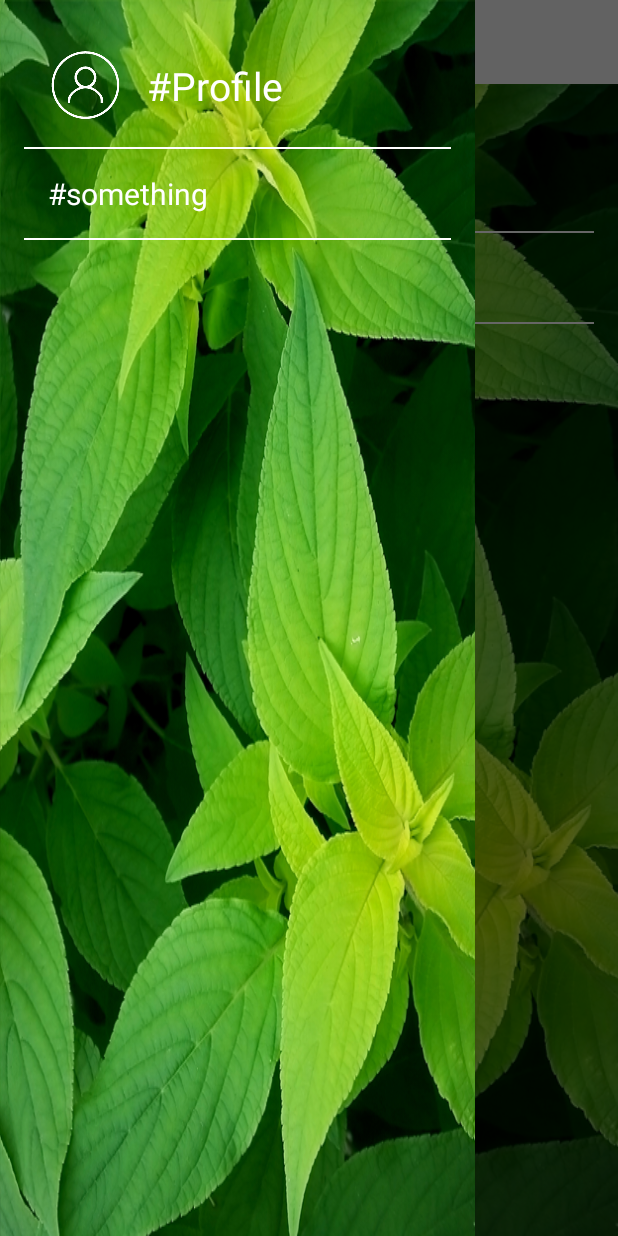
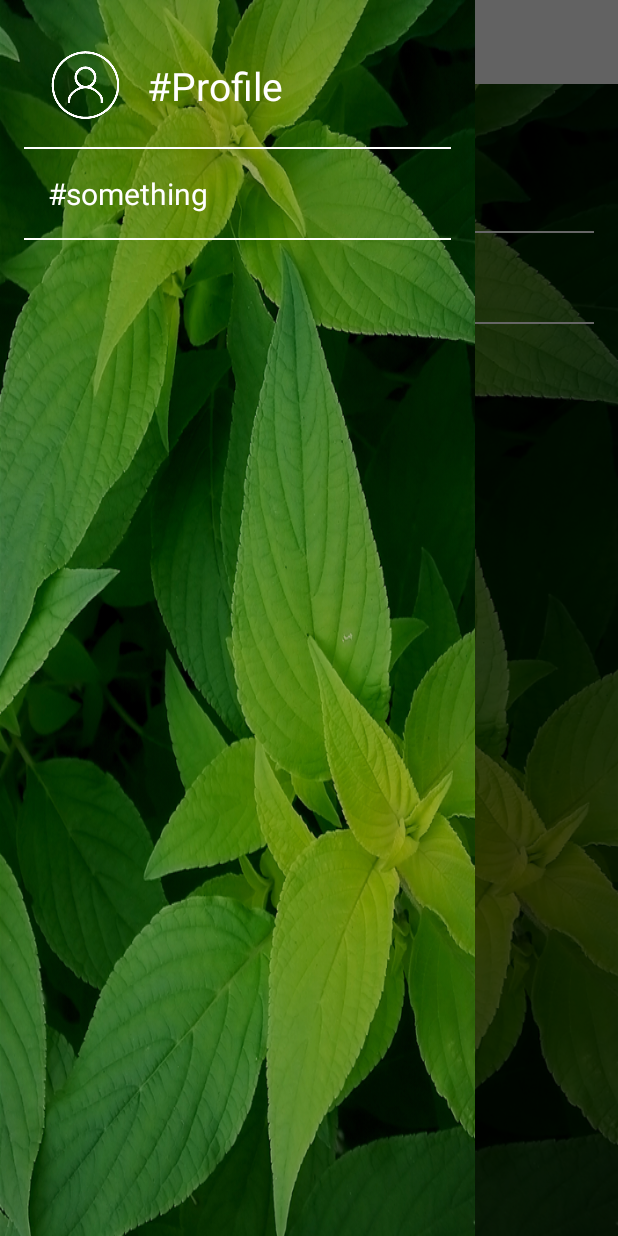
Before and after one commit to thatsmerahul1/android-client, an Android app: the fragment SideNavigationFragment placed in its activity, with the side drawer open, on a phone screen of 412 x 824 dp. Run offline under Robolectric (Android 15) with nearby library versions, the phone set to English and light mode, and no system bars.

```diff
--- a/app/src/main/res/layout/frag_side_navigation.xml
+++ b/app/src/main/res/layout/frag_side_navigation.xml
@@ -3,7 +3,7 @@
     android:orientation="vertical" android:layout_width="match_parent"
     android:layout_height="match_parent"
     android:padding="16dp"
-    android:background="@drawable/side_menu_bkg_original">
+    android:background="@drawable/side_menu_bkg">
 
     <LinearLayout
         android:layout_width="match_parent"
```
Also changed, not shown: app/src/main/res/drawable-hdpi/login_logo.png, app/src/main/res/drawable-hdpi/side_menu_bkg_original.png (deleted), app/src/main/res/drawable-mdpi/login_logo.png (added), app/src/main/res/drawable-mdpi/side_menu_bkg_original.png (deleted), app/src/main/res/mipmap-hdpi/ic_launcher.png, app/src/main/res/mipmap-mdpi/ic_launcher.png, app/src/main/res/mipmap-xhdpi/ic_launcher.png, app/src/main/res/mipmap-xxhdpi/ic_launcher.png, app/src/main/res/mipmap-xxxhdpi/ic_launcher.png (added), 2 other files.
